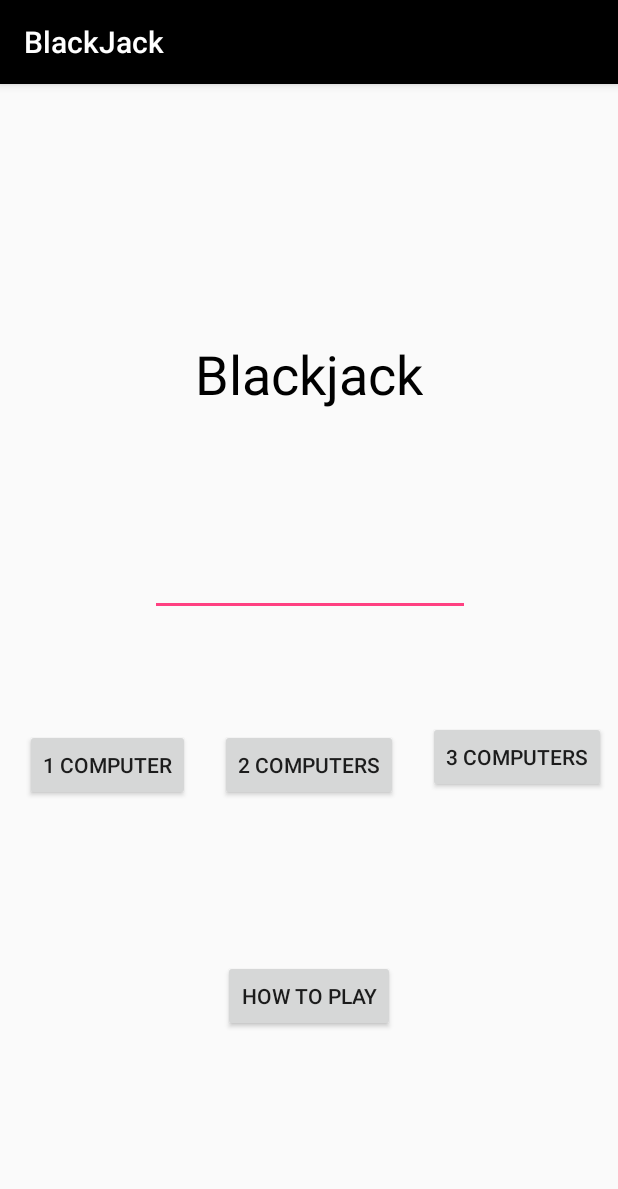
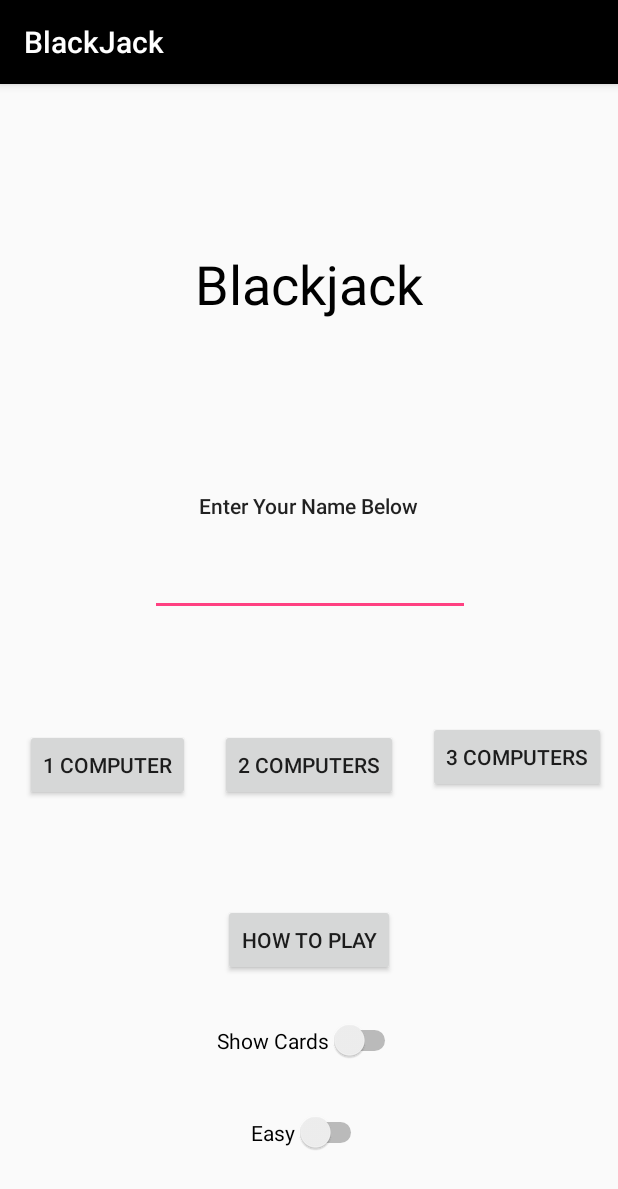
Before and after one commit to Egonzalez897/BlackJack, an Android app: the screen it shows after launch (HomeScreen), on a phone screen of 412 x 824 dp. Shown: the top 1189 px of the screen. Run offline under Robolectric (Android 15) with nearby library versions, the phone set to English and light mode, and no system bars.

```diff
--- a/app/build.gradle
+++ b/app/build.gradle
@@ -20,8 +20,8 @@ android {
 
 dependencies {
     implementation fileTree(dir: 'libs', include: ['*.jar'])
+    implementation 'com.android.support.constraint:constraint-layout:1.1.0'
     implementation 'com.android.support:appcompat-v7:27.1.1'
-    implementation 'com.android.support.constraint:constraint-layout:1.1.0'
     implementation 'com.android.support:design:27.1.1'
     implementation 'com.android.volley:volley:1.1.0'
     implementation project(':lib')
--- a/app/src/main/java/com/example/eduardogonzalez/blackjack/HomeScreen.java
+++ b/app/src/main/java/com/example/eduardogonzalez/blackjack/HomeScreen.java
@@ -5,6 +5,7 @@ import android.support.v7.app.AppCompatActivity;
 import android.os.Bundle;
 import android.view.View;
 import android.widget.Button;
+import android.widget.Switch;
 import android.widget.TextView;
 
 
@@ -15,11 +16,16 @@ public class HomeScreen extends AppCompatActivity {
     private Button cpu3;
     private Button instr;
     private TextView name;
+    private Switch difficultySwitch;
+    private Switch cardSwitch;
+
     @Override
     protected void onCreate(Bundle savedInstanceState) {
         super.onCreate(savedInstanceState);
         setContentView(R.layout.activity_home_screen);
 
+        difficultySwitch = findViewById(R.id.difficultySwitch);
+        cardSwitch = findViewById(R.id.cardSwitch);
         name = findViewById(R.id.editText);
         cpu1 = findViewById(R.id.cpu1);
         cpu1.setOnClickListener(new View.OnClickListener() {
@@ -27,7 +33,7 @@ public class HomeScreen extends AppCompatActivity {
             public void onClick(View v) {
                 Intent i = new Intent(HomeScreen.this, MainActivity.class);
                 i.putExtra("cpu", 1);
-                i.putExtra("name",String.valueOf(name.getText()));
+                i.putExtra("name", String.valueOf(name.getText()));
                 startActivity(i);
             }
         });
@@ -38,7 +44,7 @@ public class HomeScreen extends AppCompatActivity {
             public void onClick(View v) {
                 Intent i = new Intent(HomeScreen.this, MainActivity.class);
                 i.putExtra("cpu", 2);
-                i.putExtra("name",String.valueOf(name.getText()));
+                i.putExtra("name", String.valueOf(name.getText()));
                 startActivity(i);
             }
         });
@@ -50,8 +56,30 @@ public class HomeScreen extends AppCompatActivity {
                 Intent i = new Intent(HomeScreen.this, MainActivity.class);
 
                 i.putExtra("cpu", 3);
-                i.putExtra("name",String.valueOf(name.getText()));
+                i.putExtra("name", String.valueOf(name.getText()));
                 startActivity(i);
+            }
+        });
+
+        difficultySwitch.setOnClickListener(new View.OnClickListener() {
+            @Override
+            public void onClick(View v) {
+                if (difficultySwitch.isChecked()) {
+                    difficultySwitch.setText("Hard");
+                } else {
+                    difficultySwitch.setText("Easy");
+                }
+            }
+        });
+
+        cardSwitch.setOnClickListener(new View.OnClickListener() {
+            @Override
+            public void onClick(View v) {
+                if (cardSwitch.isChecked()) {
+                    cardSwitch.setText("Don't Show Cards");
+                } else {
+                    cardSwitch.setText("Show Cards");
+                }
             }
         });
     }
--- a/app/src/main/res/layout/activity_home_screen.xml
+++ b/app/src/main/res/layout/activity_home_screen.xml
@@ -57,7 +57,7 @@
         app:layout_constraintEnd_toEndOf="parent"
         app:layout_constraintStart_toStartOf="parent"
         app:layout_constraintTop_toTopOf="parent"
-        app:layout_constraintVertical_bias="0.818" />
+        app:layout_constraintVertical_bias="0.765" />
 
     <Button
         android:id="@+id/cpu2"
@@ -93,7 +93,7 @@
         app:layout_constraintEnd_toEndOf="parent"
         app:layout_constraintStart_toStartOf="parent"
         app:layout_constraintTop_toTopOf="parent"
-        app:layout_constraintVertical_bias="0.228" />
+        app:layout_constraintVertical_bias="0.143" />
 
     <EditText
         android:id="@+id/editText"
@@ -114,4 +114,59 @@
         app:layout_constraintVertical_bias="0.433"
         tools:text="Enter your name" />
 
+    <Switch
+        android:id="@+id/difficultySwitch"
+        android:layout_width="wrap_content"
+        android:layout_height="27dp"
+        android:layout_marginBottom="8dp"
+        android:layout_marginEnd="8dp"
+        android:layout_marginLeft="8dp"
+        android:layout_marginRight="8dp"
+        android:layout_marginStart="8dp"
+        android:layout_marginTop="8dp"
+        android:text="Easy"
+        app:layout_constraintBottom_toBottomOf="parent"
+        app:layout_constraintEnd_toEndOf="parent"
+        app:layout_constraintHorizontal_bias="0.501"
+        app:layout_constraintStart_toStartOf="parent"
+        app:layout_constraintTop_toTopOf="parent"
+        app:layout_constraintVertical_bias="0.935" />
+
+    <Switch
+        android:id="@+id/cardSwitch"
+        android:layout_width="wrap_content"
+        android:layout_height="wrap_content"
+        android:layout_marginBottom="8dp"
+        android:layout_marginEnd="8dp"
+        android:layout_marginLeft="8dp"
+        android:layout_marginRight="8dp"
+        android:layout_marginStart="8dp"
+        android:layout_marginTop="8dp"
+        android:text="Show Cards"
+        app:layout_constraintBottom_toBottomOf="parent"
+        app:layout_constraintEnd_toEndOf="parent"
+        app:layout_constraintHorizontal_bias="0.501"
+        app:layout_constraintStart_toStartOf="parent"
+        app:layout_constraintTop_toTopOf="parent"
+        app:layout_constraintVertical_bias="0.85" />
+
+    <TextView
+        android:id="@+id/textView4"
+        android:layout_width="wrap_content"
+        android:layout_height="wrap_content"
+        android:layout_marginBottom="8dp"
+        android:layout_marginEnd="8dp"
+        android:layout_marginLeft="8dp"
+        android:layout_marginRight="8dp"
+        android:layout_marginStart="8dp"
+        android:layout_marginTop="8dp"
+        android:text="Enter Your Name Below"
+        android:textAppearance="@style/TextAppearance.AppCompat.Body2"
+        android:visibility="visible"
+        app:layout_constraintBottom_toBottomOf="parent"
+        app:layout_constraintEnd_toEndOf="parent"
+        app:layout_constraintStart_toStartOf="parent"
+        app:layout_constraintTop_toTopOf="parent"
+        app:layout_constraintVertical_bias="0.359" />
+
 </android.support.constraint.ConstraintLayout>
```
Also changed, not shown: app/src/main/java/com/example/eduardogonzalez/blackjack/Main2Activity.java (+10 -0 lines), app/src/main/java/com/example/eduardogonzalez/blackjack/MainActivity.java (+39 -0 lines), 1 other file.
